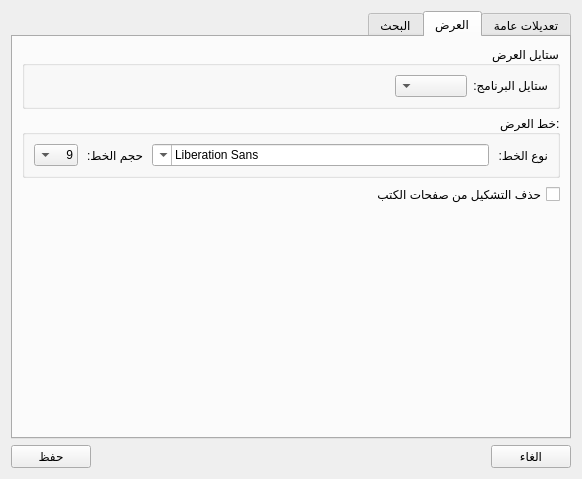
Qt form src/settingsdialog.ui (boussouira/moltaqa) before a commit.
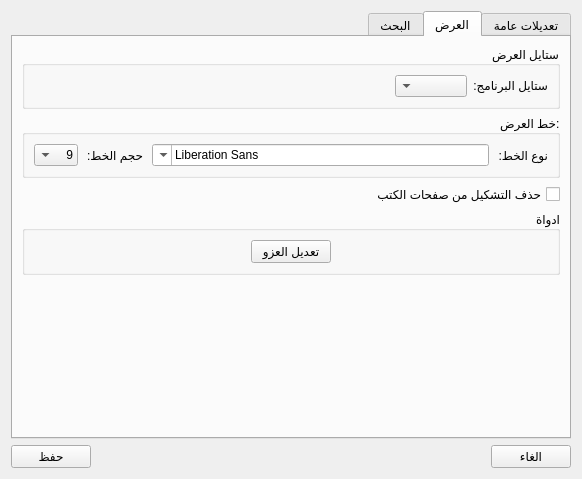
The same form after that commit. The open tabs and pages were chosen to show the change.

The edit to the form file:
```diff
--- a/src/settingsdialog.ui
+++ b/src/settingsdialog.ui
@@ -80,7 +80,7 @@
       <attribute name="title">
        <string>العرض</string>
       </attribute>
-      <layout class="QVBoxLayout" name="verticalLayout_8">
+      <layout class="QVBoxLayout" name="verticalLayout_11">
        <item>
         <widget class="QGroupBox" name="groupBox_3">
          <property name="title">
@@ -317,6 +317,52 @@
          </property>
         </widget>
        </item>
+       <item>
+        <widget class="QGroupBox" name="groupBox_7">
+         <property name="title">
+          <string>ادواة</string>
+         </property>
+         <layout class="QVBoxLayout" name="verticalLayout_8">
+          <item>
+           <layout class="QHBoxLayout" name="horizontalLayout_11">
+            <item>
+             <spacer name="horizontalSpacer_11">
+              <property name="orientation">
+               <enum>Qt::Horizontal</enum>
+              </property>
+              <property name="sizeHint" stdset="0">
+               <size>
+                <width>40</width>
+                <height>20</height>
+               </size>
+              </property>
+             </spacer>
+            </item>
+            <item>
+             <widget class="QPushButton" name="pushEditRefer">
+              <property name="text">
+               <string>تعديل العزو</string>
+              </property>
+             </widget>
+            </item>
+            <item>
+             <spacer name="horizontalSpacer_12">
+              <property name="orientation">
+               <enum>Qt::Horizontal</enum>
+              </property>
+              <property name="sizeHint" stdset="0">
+               <size>
+                <width>40</width>
+                <height>20</height>
+               </size>
+              </property>
+             </spacer>
+            </item>
+           </layout>
+          </item>
+         </layout>
+        </widget>
+       </item>
        <item>
         <spacer name="verticalSpacer_3">
          <property name="orientation">
```
